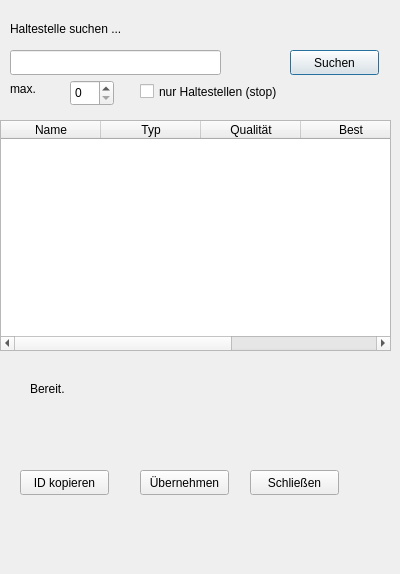
Above: tt_config/assets/GUI_2.ui from derkoncken/nixie_fahrplanauskunft before the change. Below: the same form after it.
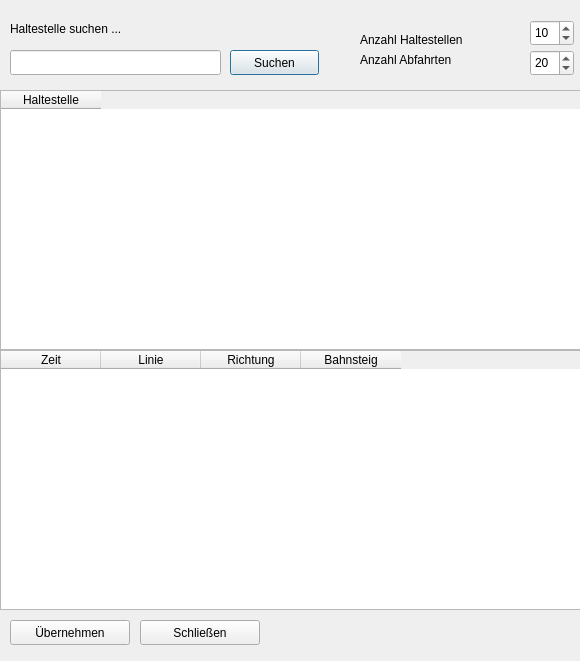
That is the form after the change.

```diff
--- a/tt_config/assets/GUI_2.ui
+++ b/tt_config/assets/GUI_2.ui
@@ -6,8 +6,8 @@
    <rect>
     <x>0</x>
     <y>0</y>
-    <width>400</width>
-    <height>574</height>
+    <width>580</width>
+    <height>661</height>
    </rect>
   </property>
   <property name="windowTitle">
@@ -39,7 +39,7 @@
   <widget class="QPushButton" name="btn_search">
    <property name="geometry">
     <rect>
-     <x>290</x>
+     <x>230</x>
      <y>50</y>
      <width>89</width>
      <height>25</height>
@@ -52,106 +52,40 @@
   <widget class="QSpinBox" name="sp_limit">
    <property name="geometry">
     <rect>
-     <x>70</x>
-     <y>80</y>
+     <x>530</x>
+     <y>50</y>
      <width>44</width>
      <height>26</height>
     </rect>
    </property>
-  </widget>
-  <widget class="QLabel" name="label_2">
-   <property name="geometry">
-    <rect>
-     <x>10</x>
-     <y>80</y>
-     <width>51</width>
-     <height>17</height>
-    </rect>
+   <property name="maximum">
+    <number>100</number>
    </property>
-   <property name="text">
-    <string>max.</string>
+   <property name="value">
+    <number>20</number>
    </property>
   </widget>
-  <widget class="QCheckBox" name="cb_only_stops">
-   <property name="geometry">
-    <rect>
-     <x>140</x>
-     <y>80</y>
-     <width>191</width>
-     <height>23</height>
-    </rect>
-   </property>
-   <property name="text">
-    <string>nur Haltestellen (stop)</string>
-   </property>
-  </widget>
-  <widget class="QTableWidget" name="tbl_results">
+  <widget class="QTableWidget" name="tbl_stops">
    <property name="geometry">
     <rect>
      <x>0</x>
-     <y>120</y>
-     <width>391</width>
-     <height>231</height>
+     <y>90</y>
+     <width>581</width>
+     <height>260</height>
     </rect>
    </property>
    <column>
     <property name="text">
-     <string>Name</string>
+     <string>Haltestelle</string>
     </property>
    </column>
-   <column>
-    <property name="text">
-     <string>Typ</string>
-    </property>
-   </column>
-   <column>
-    <property name="text">
-     <string>Qualität</string>
-    </property>
-   </column>
-   <column>
-    <property name="text">
-     <string>Best</string>
-    </property>
-   </column>
-   <column>
-    <property name="text">
-     <string>ID</string>
-    </property>
-   </column>
   </widget>
-  <widget class="QLabel" name="lbl_status">
+  <widget class="QPushButton" name="btn_apply">
    <property name="geometry">
     <rect>
-     <x>30</x>
-     <y>380</y>
-     <width>67</width>
-     <height>17</height>
-    </rect>
-   </property>
-   <property name="text">
-    <string>Bereit.</string>
-   </property>
-  </widget>
-  <widget class="QPushButton" name="btn_copy">
-   <property name="geometry">
-    <rect>
-     <x>20</x>
-     <y>470</y>
-     <width>89</width>
-     <height>25</height>
-    </rect>
-   </property>
-   <property name="text">
-    <string>ID kopieren</string>
-   </property>
-  </widget>
-  <widget class="QPushButton" name="btn_select">
-   <property name="geometry">
-    <rect>
-     <x>140</x>
-     <y>470</y>
-     <width>89</width>
+     <x>10</x>
+     <y>620</y>
+     <width>120</width>
      <height>25</height>
     </rect>
    </property>
@@ -162,9 +96,9 @@
   <widget class="QPushButton" name="btn_close">
    <property name="geometry">
     <rect>
-     <x>250</x>
-     <y>470</y>
-     <width>89</width>
+     <x>140</x>
+     <y>620</y>
+     <width>120</width>
      <height>25</height>
     </rect>
    </property>
@@ -172,6 +106,75 @@
     <string>Schließen</string>
    </property>
   </widget>
+  <widget class="QTableWidget" name="tbl_departures">
+   <property name="geometry">
+    <rect>
+     <x>0</x>
+     <y>350</y>
+     <width>581</width>
+     <height>260</height>
+    </rect>
+   </property>
+   <column>
+    <property name="text">
+     <string>Zeit</string>
+    </property>
+   </column>
+   <column>
+    <property name="text">
+     <string>Linie</string>
+    </property>
+   </column>
+   <column>
+    <property name="text">
+     <string>Richtung</string>
+    </property>
+   </column>
+   <column>
+    <property name="text">
+     <string>Bahnsteig</string>
+    </property>
+   </column>
+  </widget>
+  <widget class="QSpinBox" name="sp_limit_stops">
+   <property name="geometry">
+    <rect>
+     <x>530</x>
+     <y>20</y>
+     <width>44</width>
+     <height>26</height>
+    </rect>
+   </property>
+   <property name="value">
+    <number>10</number>
+   </property>
+  </widget>
+  <widget class="QLabel" name="label_3">
+   <property name="geometry">
+    <rect>
+     <x>360</x>
+     <y>30</y>
+     <width>141</width>
+     <height>20</height>
+    </rect>
+   </property>
+   <property name="text">
+    <string>Anzahl Haltestellen</string>
+   </property>
+  </widget>
+  <widget class="QLabel" name="label_4">
+   <property name="geometry">
+    <rect>
+     <x>360</x>
+     <y>50</y>
+     <width>141</width>
+     <height>20</height>
+    </rect>
+   </property>
+   <property name="text">
+    <string>Anzahl Abfahrten</string>
+   </property>
+  </widget>
  </widget>
  <resources/>
  <connections/>
```
Left out of the diff: 2 changed lines with no effect on the pictures.
